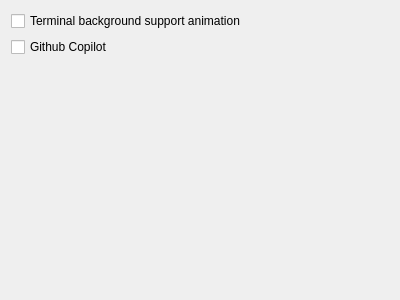
First picture: the form in src/globaloptions/globaloptionsadvancedwidget.ui, repository QQxiaoming/quardCRT, before the edit.
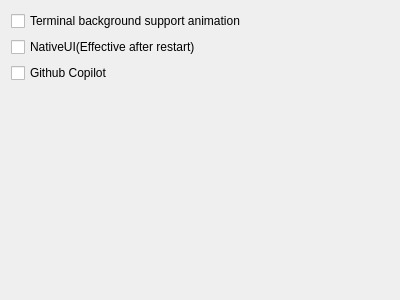
Second picture: the form after the edit.

Commit message: src:Add support for native UI and clear background image button

Diff of the .ui file:
```diff
--- a/src/globaloptions/globaloptionsadvancedwidget.ui
+++ b/src/globaloptions/globaloptionsadvancedwidget.ui
@@ -18,6 +18,13 @@
         </property>
     </widget>
     </item>
+   <item>
+    <widget class="QCheckBox" name="checkBoxNativeUI">
+     <property name="text">
+      <string>NativeUI(Effective after restart)</string>
+     </property>
+    </widget>
+   </item>
    <item>
     <widget class="QCheckBox" name="checkBoxGithubCopilot">
      <property name="text">
```
Lines whose indentation alone changed are shown as unchanged. The commit also changes 40 other files.
